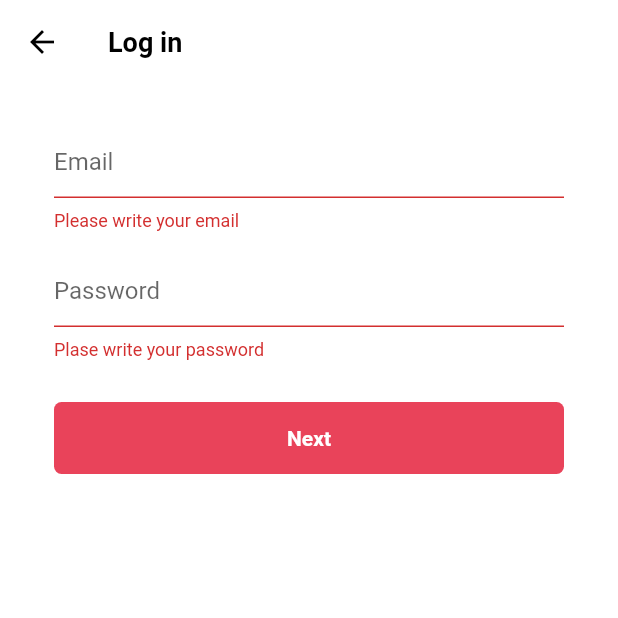
After one commit to jiunson/tiktok_clone_2nd, a Flutter app: the LoginFormScreen screen opened directly, after a tap on "Next", on a phone screen of 412 x 824 dp, the top half of it. The commit adds this screen. Run offline on Flutter 3.47's test engine with Material 2 defaults, Android fonts, the phone set to English and light mode, and no system bars; our stand-ins replace font_awesome_flutter.

Commit message:
#4.9 Login Form 코드 추가

```diff
--- /dev/null
+++ b/lib/features/authentication/login_form_screen.dart
@@ -0,0 +1,108 @@
+import 'package:flutter/material.dart';
+import 'package:tiktok_clone_2nd/constants/gaps.dart';
+import 'package:tiktok_clone_2nd/constants/sizes.dart';
+import 'package:tiktok_clone_2nd/features/authentication/widgets/form_button.dart';
+
+class LoginFormScreen extends StatefulWidget {
+  const LoginFormScreen({super.key});
+
+  @override
+  State<LoginFormScreen> createState() => _LoginFormScreenState();
+}
+
+class _LoginFormScreenState extends State<LoginFormScreen> {
+  // 양식을 식별하고 입력을 검증하는데 사용한다.
+  final GlobalKey<FormState> _formKey = GlobalKey<FormState>();
+
+  Map<String, String> formData = {};
+
+  void _onSubmitTap() {
+    if (_formKey.currentState != null) {
+      // Form의 하위 항목인 모든 FormField의 유효성을 검사하고 오류가 없으면 true를 반환한다.
+      if (_formKey.currentState!.validate()) {
+        // Form의 하위 항목인 모든 FormField를 저장한다.
+        _formKey.currentState!.save();
+      }
+    }
+  }
+
+  @override
+  Widget build(BuildContext context) {
+    return Scaffold(
+      appBar: AppBar(
+        title: const Text("Log in"),
+      ),
+      body: Padding(
+        padding: const EdgeInsets.symmetric(
+          horizontal: Sizes.size36,
+        ),
+        child: Form(
+          key: _formKey,
+          child: Column(
+            children: [
+              Gaps.v28,
+              TextFormField(
+                decoration: InputDecoration(
+                  hintText: 'Email',
+                  enabledBorder: UnderlineInputBorder(
+                    borderSide: BorderSide(
+                      color: Colors.grey.shade400,
+                    ),
+                  ),
+                  focusedBorder: UnderlineInputBorder(
+                    borderSide: BorderSide(
+                      color: Colors.grey.shade400,
+                    ),
+                  ),
+                ),
+                validator: (value) {
+                  if (value != null && value.isEmpty) {
+                    return "Please write your email";
+                  }
+                  return null;
+                },
+                onSaved: (newValue) {
+                  if (newValue != null) {
+                    formData['email'] = newValue;
+                  }
+                },
+              ),
+              Gaps.v16,
+              TextFormField(
+                decoration: InputDecoration(
+                  hintText: 'Password',
+                  enabledBorder: UnderlineInputBorder(
+                    borderSide: BorderSide(
+                      color: Colors.grey.shade400,
+                    ),
+                  ),
+                  focusedBorder: UnderlineInputBorder(
+                    borderSide: BorderSide(
+                      color: Colors.grey.shade400,
+                    ),
+                  ),
+                ),
+                validator: (value) {
+                  if (value != null && value.isEmpty) {
+                    return "Plase write your password";
+                  }
+                  return null;
+                },
+                onSaved: (newValue) {
+                  if (newValue != null) {
+                    formData['password'] = newValue;
+                  }
+                },
+              ),
+              Gaps.v28,
+              GestureDetector(
+                onTap: _onSubmitTap,
+                child: const FormButton(disabled: false),
+              ),
+            ],
+          ),
+        ),
+      ),
+    );
+  }
+}
--- a/lib/features/authentication/login_screen.dart
+++ b/lib/features/authentication/login_screen.dart
@@ -2,6 +2,7 @@
 import 'package:font_awesome_flutter/font_awesome_flutter.dart';
 import 'package:tiktok_clone_2nd/constants/gaps.dart';
 import 'package:tiktok_clone_2nd/constants/sizes.dart';
+import 'package:tiktok_clone_2nd/features/authentication/login_form_screen.dart';
 import 'package:tiktok_clone_2nd/features/authentication/widgets/auth_button.dart';
 
 class LoginScreen extends StatelessWidget {
@@ -11,19 +12,27 @@
     Navigator.of(context).pop();
   }
 
+  void _onEmailLoginTap(BuildContext context) {
+    Navigator.of(context).push(
+      MaterialPageRoute(
+        builder: (context) => const LoginFormScreen(),
+      ),
+    );
+  }
+
   @override
   Widget build(BuildContext context) {
     return Scaffold(
-      body: const SafeArea(
+      body: SafeArea(
         child: Padding(
-          padding: EdgeInsets.symmetric(
+          padding: const EdgeInsets.symmetric(
             horizontal: Sizes.size40,
           ),
           child: Column(
             mainAxisSize: MainAxisSize.min,
             children: [
               Gaps.v80,
-              Text(
+              const Text(
                 "Log in to TikTok",
                 style: TextStyle(
                   fontSize: Sizes.size24,
@@ -31,7 +40,7 @@
                 ),
               ),
               Gaps.v20,
-              Text(
+              const Text(
                 "Manage your account, check notifications, comment on videos, and more.",
                 style: TextStyle(
                   fontSize: Sizes.size16,
@@ -40,12 +49,15 @@
                 textAlign: TextAlign.center,
               ),
               Gaps.v40,
-              AuthButton(
-                icon: FaIcon(FontAwesomeIcons.user),
-                text: "Use email & password",
+              GestureDetector(
+                onTap: () => _onEmailLoginTap(context),
+                child: const AuthButton(
+                  icon: FaIcon(FontAwesomeIcons.user),
+                  text: "Use email & password",
+                ),
               ),
               Gaps.v16,
-              AuthButton(
+              const AuthButton(
                 icon: FaIcon(FontAwesomeIcons.apple),
                 text: "Continue with Apple",
               ),
```
